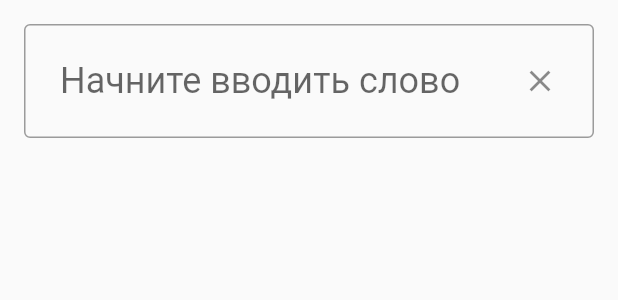
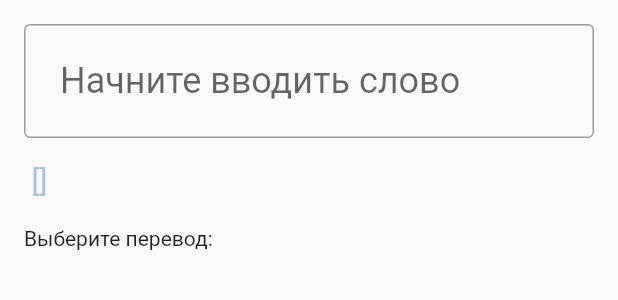
Before and after one commit to vockify/vockify-app, a Flutter app: the AddUserTermWidget widget shown alone on an empty page, opened directly, on a phone screen of 412 x 824 dp. Shown: the top 300 px of the screen. Run offline on Flutter 3.47's test engine with Material 2 defaults, Android fonts, the light colour scheme and no system bars; our stand-ins replace built_collection, built_value, carousel_slider, easy_debounce, flutter_redux, flutter_slidable and 2 more; missing offline and left inert: flutter_redux_navigation, flutter_web_auth, receive_sharing_intent, redux_epics, reselect; accounts and stored records are empty; generated files the repository leaves out were written again.

Commit message:
new word ux

```diff
--- a/lib/src/router/router.dart
+++ b/lib/src/router/router.dart
@@ -1,5 +1,7 @@
 import 'package:flutter/material.dart';
 import 'package:vockify/src/router/routes.dart';
+import 'package:vockify/src/screens/start_screen.dart';
+import 'package:vockify/src/screens/user_set_select_screen.dart';
 import 'package:vockify/src/screens/user_term_screen.dart';
 import 'package:vockify/src/widgets/home.dart';
 import 'package:vockify/src/screens/login_screen.dart';
@@ -20,6 +22,11 @@ class Router {
     Routes.login: (arguments) => LoginScreenWidget(),
     Routes.profile: (arguments) => ProfileScreenWidget(),
     Routes.tour: (arguments) => TourScreenWidget(),
+    Routes.start: (arguments) => StartScreenWidget(),
+    Routes.userSetSelect: (arguments) => UserSetSelectScreenWidget(
+          term: arguments['term'] as String,
+          definition: arguments['definition'] as String,
+        ),
     Routes.main: (arguments) => MainScreenWidget(),
     Routes.home: (arguments) => HomeWidget(),
     Routes.search: (arguments) => SearchScreenWidget(),
@@ -28,8 +35,10 @@ class Router {
     Routes.share: (arguments) => ShareScreenWidget(term: arguments['term'] as String),
     Routes.quiz: (arguments) => QuizScreenWidget(setId: arguments['setId'] as int),
     Routes.userTerms: (arguments) => UserTermsScreenWidget(setId: arguments['id'] as int),
-    Routes.userTerm: (arguments) =>
-        UserTermScreenWidget(setId: arguments['setId'] as int, termId: arguments['termId'] as int),
+    Routes.userTerm: (arguments) => UserTermScreenWidget(
+          setId: arguments['setId'] as int,
+          termId: arguments['termId'] as int,
+        ),
   };
 
   static MaterialPageRoute buildRoute(RouteSettings settings, Widget builder) {
--- a/lib/src/router/routes.dart
+++ b/lib/src/router/routes.dart
@@ -18,4 +18,6 @@ class Routes {
   static const String userTerms = "/user_terms";
   static const String userTerm = "/user_term";
   static const String publicTerms = "/public_terms";
+
+  static const String userSetSelect = '/user_set_select';
 }
--- a/lib/src/widgets/add_user_term/add_user_term.dart
+++ b/lib/src/widgets/add_user_term/add_user_term.dart
@@ -1,18 +1,13 @@
 import 'package:easy_debounce/easy_debounce.dart';
 import 'package:flutter/cupertino.dart';
 import 'package:flutter/material.dart';
-import 'package:flutter_redux/flutter_redux.dart';
+import 'package:flutter_redux_navigation/flutter_redux_navigation.dart';
 import 'package:vockify/src/api/app_api.dart';
-import 'package:vockify/src/api/dto/terms/term_dto.dart';
 import 'package:vockify/src/api/dto/translate/translate_request_dto.dart';
-import 'package:vockify/src/redux/actions/terms/request_add_user_term_action.dart';
-import 'package:vockify/src/redux/selectors/selectors.dart';
-import 'package:vockify/src/redux/state/app_state.dart';
-import 'package:vockify/src/redux/state/set_state/set_state.dart';
 import 'package:vockify/src/redux/store/app_dispatcher.dart';
+import 'package:vockify/src/router/routes.dart';
 import 'package:vockify/src/theme/vockify_colors.dart';
 import 'package:vockify/src/widgets/add_user_term/user_term_text_field.dart';
-import 'package:vockify/src/widgets/common/form_dropdown.dart';
 
 class AddUserTermWidget extends StatefulWidget {
   @override
@@ -23,13 +18,11 @@ class _AddUserTermState extends State<AddUserTermWidget> {
   final _nameController = TextEditingController();
   final _formKey = GlobalKey<FormState>();
 
+  String _term = '';
+  String _transcription = '';
   List<String> _definitions = [];
 
   final List<String> _selectedDefinitions = [];
-
-  String _transcription = '';
-
-  int _selectedSetId;
 
   @override
   Widget build(BuildContext context) {
@@ -40,30 +33,42 @@ class _AddUserTermState extends State<AddUserTermWidget> {
           key: _formKey,
           child: Column(
             mainAxisSize: MainAxisSize.min,
+            crossAxisAlignment: CrossAxisAlignment.start,
             children: <Widget>[
               Padding(
-                padding: EdgeInsets.only(bottom: 30),
+                padding: EdgeInsets.only(bottom: 16),
                 child: UserTermTextFieldWidget(
                   controller: _nameController,
                 ),
               ),
               Padding(
-                padding: EdgeInsets.only(bottom: 30),
-                child: Text(
-                  _transcription,
-                  style: Theme.of(context).textTheme.bodyText1.copyWith(
-                        fontSize: 20,
-                      ),
+                padding: EdgeInsets.only(bottom: 20),
+                child: RichText(
+                  text: TextSpan(
+                    text: _term,
+                    style: Theme.of(context).textTheme.bodyText2.copyWith(
+                          fontSize: 20,
+                        ),
+                    children: [
+                      TextSpan(
+                        text: ' [${_transcription}]',
+                        style: Theme.of(context).textTheme.bodyText2.copyWith(
+                              fontSize: 20,
+                              color: VockifyColors.lightSteelBlue,
+                            ),
+                      )
+                    ],
+                  ),
                 ),
               ),
-              Align(
-                alignment: Alignment.centerLeft,
-                child: Padding(
-                  padding: EdgeInsets.only(bottom: 16),
-                  child: _buildDefinitionChips(),
-                ),
+              Padding(
+                padding: EdgeInsets.only(bottom: 8),
+                child: Text('Выберите перевод:'),
               ),
-              _buildSetsDropdown(),
+              Padding(
+                padding: EdgeInsets.only(bottom: 16),
+                child: _buildDefinitionChips(),
+              ),
               _buildAddButton(),
             ],
           ),
@@ -82,14 +87,21 @@ class _AddUserTermState extends State<AddUserTermWidget> {
   void initState() {
     super.initState();
 
-    final state = StoreProvider.of<AppState>(context, listen: false).state;
-    _selectedSetId = getUserSetIds(state).first;
+    _nameController.addListener(() {
+      if (_nameController.text.isEmpty) {
+        if (_definitions.isNotEmpty || _transcription.isNotEmpty) {
+          setState(() {
+            _term = '';
+            _transcription = '';
+            _definitions = [];
+          });
+        }
+      }
 
-    _nameController.addListener(() {
       EasyDebounce.debounce(
         'translate',
         Duration(milliseconds: 500),
-        _handleChangeName,
+        _translate,
       );
     });
   }
@@ -110,21 +122,19 @@ class _AddUserTermState extends State<AddUserTermWidget> {
             child: RawMaterialButton(
               padding: EdgeInsets.all(16),
               shape: RoundedRectangleBorder(borderRadius: BorderRadius.all(Radius.circular(16))),
-              fillColor: VockifyColors.green,
+              fillColor: VockifyColors.prussianBlue,
               onPressed: () {
-                dispatcher.dispatch(RequestAddUserTermAction(
-                  term: TermDto(
-                    id: 0,
-                    name: _nameController.text,
-                    setId: _selectedSetId,
-                    definition: definition,
-                  ),
-                ));
+                dispatcher.dispatch(
+                  NavigateToAction.push(Routes.userSetSelect, arguments: {
+                    'term': _term,
+                    'definition': definition,
+                  }),
+                );
               },
               child: Text(
-                'Сохранить',
+                'Добавить в словарь',
                 style: Theme.of(context).textTheme.bodyText2.copyWith(
-                      color: VockifyColors.black,
+                      color: VockifyColors.white,
                       fontSize: 16,
                     ),
               ),
@@ -140,12 +150,18 @@ class _AddUserTermState extends State<AddUserTermWidget> {
       spacing: 8,
       children: _definitions.map((definition) {
         return ChoiceChip(
+          backgroundColor: VockifyColors.white,
+          selectedColor: VockifyColors.lightSteelBlue,
           label: Text(definition),
+          labelStyle: TextStyle(color: VockifyColors.black),
           shape: RoundedRectangleBorder(
-            borderRadius: BorderRadius.all(Radius.circular(4)),
+            side: BorderSide(
+              width: 1,
+              color: VockifyColors.lightSteelBlue,
+            ),
+            borderRadius: BorderRadius.all(Radius.circular(2)),
           ),
           selected: _selectedDefinitions.contains(definition),
-          visualDensity: VisualDensity.compact,
           onSelected: (bool selected) {
             setState(() {
               if (selected) {
@@ -160,40 +176,8 @@ class _AddUserTermState extends State<AddUserTermWidget> {
     );
   }
 
-  Widget _buildSetsDropdown() {
-    if (_definitions.isEmpty) {
-      return Container();
-    }
-
-    return StoreConnector<AppState, List<SetState>>(
-      distinct: true,
-      converter: (store) {
-        final items = getSetItems(store.state);
-        return getUserSetIds(store.state).map((id) => items[id]).toList();
-      },
-      builder: (context, sets) {
-        return FormDropdownWidget(
-          items: sets.map((set) => FormDropdownItem(set.id, set.name)),
-          selectedId: _selectedSetId,
-          onChanged: (id) {
-            setState(() {
-              _selectedSetId = id;
-            });
-          },
-        );
-      },
-    );
-  }
-
-  Future<void> _handleChangeName() async {
-    if (_nameController.text.isEmpty) {
-      if (_definitions.isNotEmpty || _transcription.isNotEmpty) {
-        setState(() {
-          _definitions = [];
-          _transcription = '';
-        });
-      }
-
+  Future<void> _translate() async {
+    if (_nameController.text.isEmpty || _nameController.text == _term) {
       return;
     }
 
@@ -203,8 +187,9 @@ class _AddUserTermState extends State<AddUserTermWidget> {
       _selectedDefinitions.clear();
 
       setState(() {
+        _term = data.data.term;
+        _transcription = data.data.transcription;
         _definitions = data.data.definitions;
-        _transcription = data.data.transcription;
       });
     } catch (e) {
       print(e);
--- a/lib/src/widgets/add_user_term/user_term_text_field.dart
+++ b/lib/src/widgets/add_user_term/user_term_text_field.dart
@@ -1,7 +1,7 @@
 import 'package:flutter/cupertino.dart';
 import 'package:flutter/material.dart';
 
-class UserTermTextFieldWidget extends StatelessWidget {
+class UserTermTextFieldWidget extends StatefulWidget {
   final TextEditingController controller;
 
   const UserTermTextFieldWidget({
@@ -10,27 +10,49 @@ class UserTermTextFieldWidget extends StatelessWidget {
   }) : super(key: key);
 
   @override
+  State<StatefulWidget> createState() => _UserTermTextFieldState();
+}
+
+class _UserTermTextFieldState extends State<UserTermTextFieldWidget> {
+  bool _isCloseButtonVisible = false;
+
+  @override
   Widget build(BuildContext context) {
     return TextFormField(
       autofocus: false,
-      controller: controller,
+      controller: widget.controller,
       style: TextStyle(fontSize: 24),
       decoration: InputDecoration(
         contentPadding: EdgeInsets.all(24),
-        suffixIcon: GestureDetector(
+        suffixIcon: _isCloseButtonVisible
+            ? GestureDetector(
                 onTap: () {
-            controller.clear();
+                  widget.controller.clear();
                 },
                 child: Padding(
                   padding: EdgeInsets.all(24),
                   child: Icon(Icons.close),
                 ),
-        ),
+              )
+            : null,
         hintText: 'Начните вводить слово',
         fillColor: Colors.white,
         border: OutlineInputBorder(),
       ),
-      keyboardType: TextInputType.text,
     );
   }
+
+  void initState() {
+    super.initState();
+
+    widget.controller.addListener(() {
+      final isCloseButtonVisible = widget.controller.text.isNotEmpty;
+
+      if (_isCloseButtonVisible != isCloseButtonVisible) {
+        setState(() {
+          _isCloseButtonVisible = isCloseButtonVisible;
+        });
       }
+    });
+  }
+}
```
Also changed, not shown: lib/src/screens/user_set_select_screen.dart (added, +74 -0 lines), lib/src/widgets/add_user_term/user_set_select_item.dart (added, +39 -0 lines), lib/src/widgets/add_user_term/user_set_select_list.dart (added, +68 -0 lines). Lines whose indentation alone changed are shown as unchanged.
